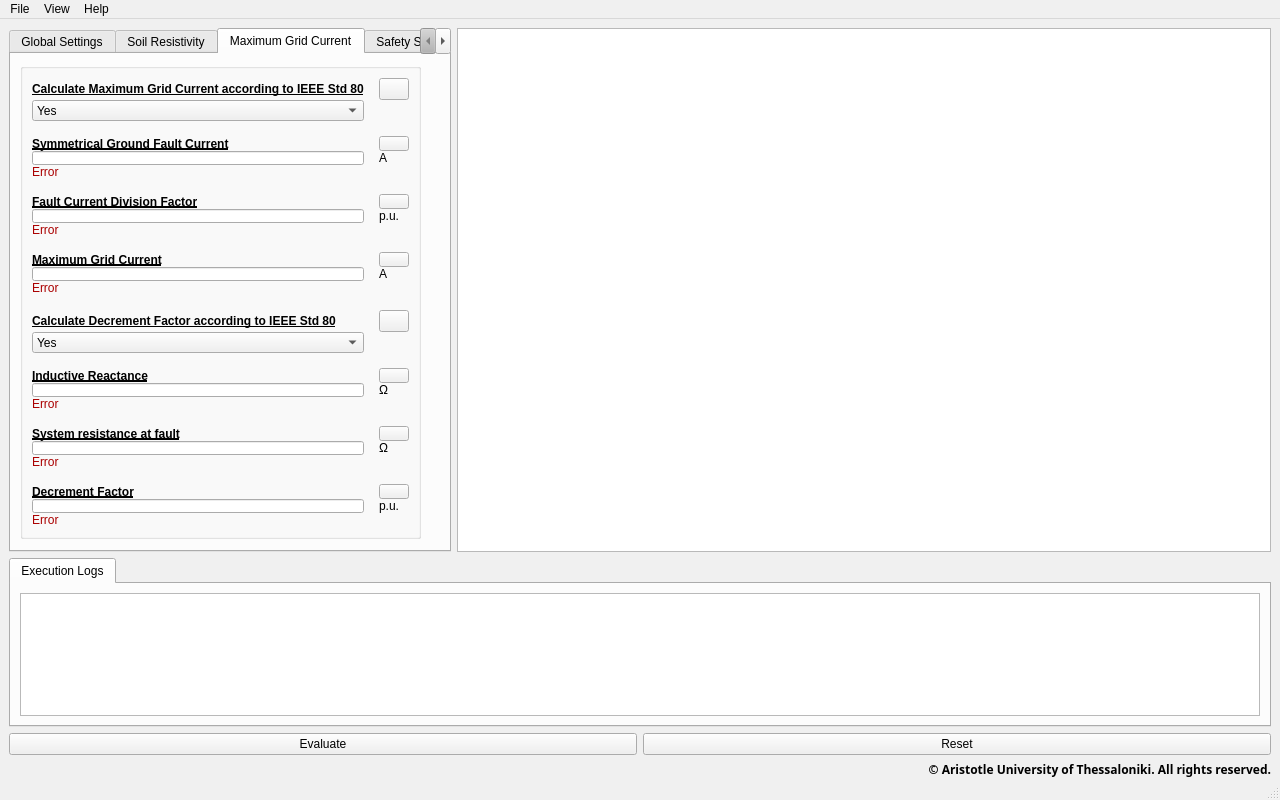
First picture: the form in gui/MainWindow/form.ui, repository DimitrisTsourakas/SubStationGuard, before the edit.
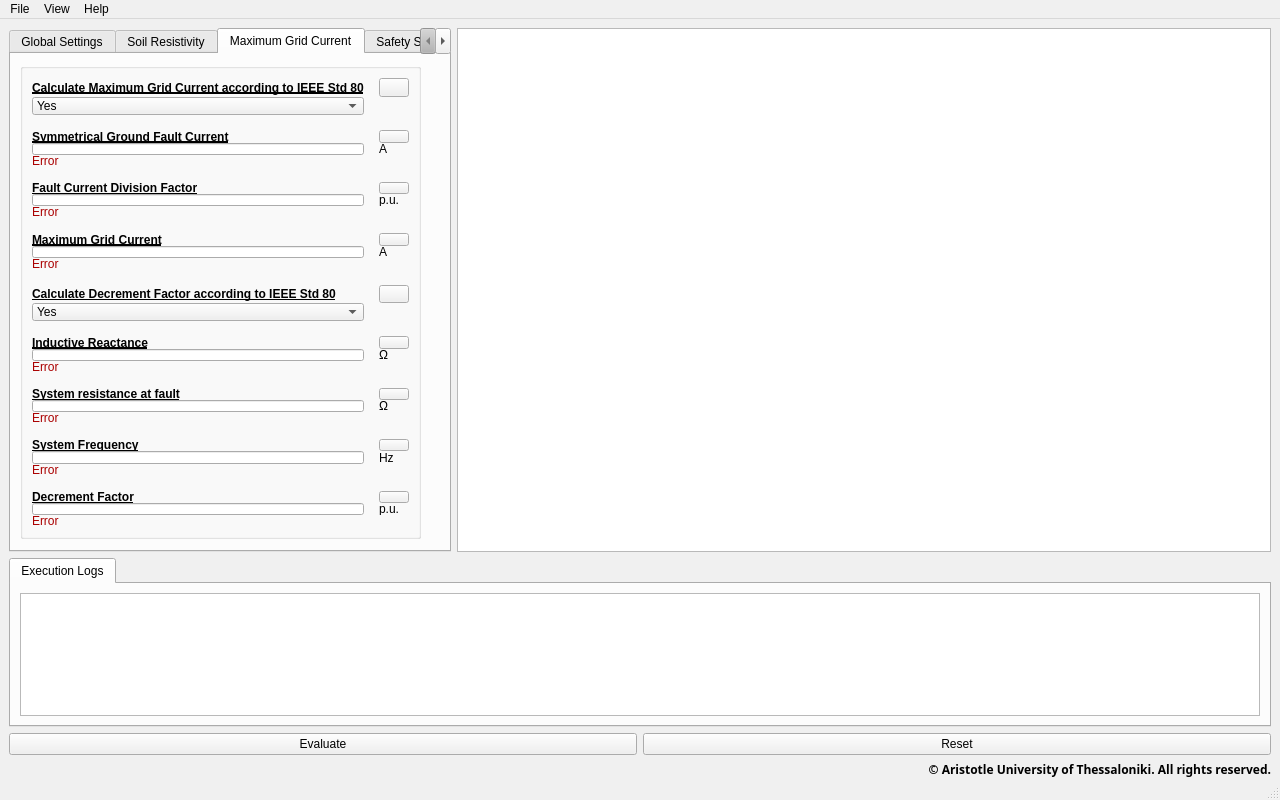
Second picture: the form after the edit. The open tabs and pages were chosen to show the change. Icons and pictures are not drawn. Custom widgets are drawn as their Qt base class.

Commit message: feat(system frequency): added new parameter - Fixed Application Logic Flowchart to remove hardoced frequency - Added new parameter for system frequency and linked all the functionalites (import, export, validation, show/hide, evaluation)

The edit to the form file:
```diff
--- a/gui/MainWindow/form.ui
+++ b/gui/MainWindow/form.ui
@@ -1944,6 +1944,191 @@
                  </item>
                 </layout>
                </item>
+               <item>
+                <layout class="QGridLayout" name="gridLayout_34" rowstretch="0,0,0,0,0,0" columnstretch="0,0">
+                 <property name="verticalSpacing">
+                  <number>0</number>
+                 </property>
+                 <item row="5" column="0">
+                  <widget class="QLabel" name="label_4">
+                   <property name="enabled">
+                    <bool>false</bool>
+                   </property>
+                   <property name="palette">
+                    <palette>
+                     <active>
+                      <colorrole role="WindowText">
+                       <brush brushstyle="SolidPattern">
+                        <color alpha="255">
+                         <red>170</red>
+                         <green>0</green>
+                         <blue>0</blue>
+                        </color>
+                       </brush>
+                      </colorrole>
+                      <colorrole role="Text">
+                       <brush brushstyle="SolidPattern">
+                        <color alpha="255">
+                         <red>170</red>
+                         <green>0</green>
+                         <blue>0</blue>
+                        </color>
+                       </brush>
+                      </colorrole>
+                      <colorrole role="ButtonText">
+                       <brush brushstyle="SolidPattern">
+                        <color alpha="255">
+                         <red>170</red>
+                         <green>0</green>
+                         <blue>0</blue>
+                        </color>
+                       </brush>
+                      </colorrole>
+                      <colorrole role="PlaceholderText">
+                       <brush brushstyle="SolidPattern">
+                        <color alpha="128">
+                         <red>170</red>
+                         <green>0</green>
+                         <blue>0</blue>
+                        </color>
+                       </brush>
+                      </colorrole>
+                     </active>
+                     <inactive>
+                      <colorrole role="WindowText">
+                       <brush brushstyle="SolidPattern">
+                        <color alpha="255">
+                         <red>0</red>
+                         <green>0</green>
+                         <blue>0</blue>
+                        </color>
+                       </brush>
+                      </colorrole>
+                      <colorrole role="Text">
+                       <brush brushstyle="SolidPattern">
+                        <color alpha="255">
+                         <red>0</red>
+                         <green>0</green>
+                         <blue>0</blue>
+                        </color>
+                       </brush>
+                      </colorrole>
+                      <colorrole role="ButtonText">
+                       <brush brushstyle="SolidPattern">
+                        <color alpha="255">
+                         <red>0</red>
+                         <green>0</green>
+                         <blue>0</blue>
+                        </color>
+                       </brush>
+                      </colorrole>
+                      <colorrole role="PlaceholderText">
+                       <brush brushstyle="SolidPattern">
+                        <color alpha="128">
+                         <red>0</red>
+                         <green>0</green>
+                         <blue>0</blue>
+                        </color>
+                       </brush>
+                      </colorrole>
+                     </inactive>
+                     <disabled>
+                      <colorrole role="WindowText">
+                       <brush brushstyle="SolidPattern">
+                        <color alpha="255">
+                         <red>170</red>
+                         <green>0</green>
+                         <blue>0</blue>
+                        </color>
+                       </brush>
+                      </colorrole>
+                      <colorrole role="Text">
+                       <brush brushstyle="SolidPattern">
+                        <color alpha="255">
+                         <red>170</red>
+                         <green>0</green>
+                         <blue>0</blue>
+                        </color>
+                       </brush>
+                      </colorrole>
+                      <colorrole role="ButtonText">
+                       <brush brushstyle="SolidPattern">
+                        <color alpha="255">
+                         <red>170</red>
+                         <green>0</green>
+                         <blue>0</blue>
+                        </color>
+                       </brush>
+                      </colorrole>
+                      <colorrole role="PlaceholderText">
+                       <brush brushstyle="SolidPattern">
+                        <color alpha="128">
+                         <red>0</red>
+                         <green>0</green>
+                         <blue>0</blue>
+                        </color>
+                       </brush>
+                      </colorrole>
+                     </disabled>
+                    </palette>
+                   </property>
+                   <property name="text">
+                    <string>Error</string>
+                   </property>
+                  </widget>
+                 </item>
+                 <item row="2" column="0">
+                  <widget class="QLabel" name="label_6">
+                   <property name="font">
+                    <font>
+                     <bold>true</bold>
+                     <underline>true</underline>
+                    </font>
+                   </property>
+                   <property name="text">
+                    <string>System Frequency</string>
+                   </property>
+                  </widget>
+                 </item>
+                 <item row="3" column="0">
+                  <widget class="QLineEdit" name="lineEdit">
+                   <property name="toolTip">
+                    <string>(Variable: 'f', Unit of Measurement: 'Hz')</string>
+                   </property>
+                  </widget>
+                 </item>
+                 <item row="2" column="1">
+                  <widget class="QToolButton" name="toolButton">
+                   <property name="maximumSize">
+                    <size>
+                     <width>30</width>
+                     <height>30</height>
+                    </size>
+                   </property>
+                   <property name="icon">
+                    <iconset resource="resources.qrc">
+                     <normaloff>:/images/images/info-tooltip.png</normaloff>:/images/images/info-tooltip.png</iconset>
+                   </property>
+                   <property name="iconSize">
+                    <size>
+                     <width>40</width>
+                     <height>40</height>
+                    </size>
+                   </property>
+                  </widget>
+                 </item>
+                 <item row="3" column="1">
+                  <widget class="QLabel" name="label_5">
+                   <property name="toolTip">
+                    <string>Unit of Measurement</string>
+                   </property>
+                   <property name="text">
+                    <string>Hz</string>
+                   </property>
+                  </widget>
+                 </item>
+                </layout>
+               </item>
                <item>
                 <layout class="QGridLayout" name="gridLayout_18">
                  <property name="verticalSpacing">
```
Left out of the diff: 2 changed lines with no effect on the pictures. The commit also changes 8 other files.
